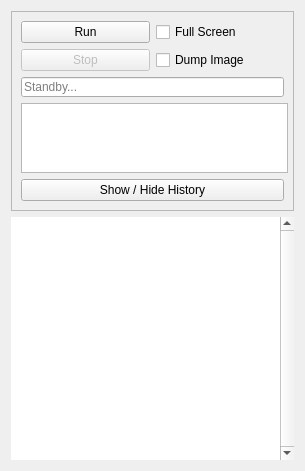
Above: qtUI/Runner.ui from jupiterbjy/python-macro-practice before the change. Below: the same form after it.
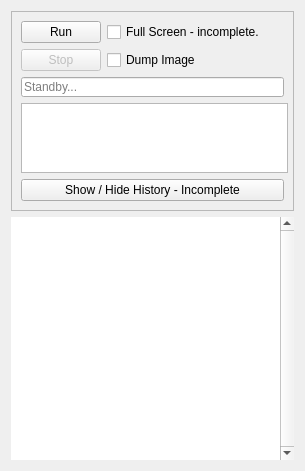
That is the form after the change.

```diff
--- a/qtUI/Runner.ui
+++ b/qtUI/Runner.ui
@@ -80,8 +80,14 @@
         </item>
         <item row="0" column="1">
          <widget class="QCheckBox" name="fullScreenCheck">
+          <property name="minimumSize">
+           <size>
+            <width>180</width>
+            <height>0</height>
+           </size>
+          </property>
           <property name="text">
-           <string>Full Screen</string>
+           <string>Full Screen - incomplete.</string>
           </property>
          </widget>
         </item>
@@ -177,7 +183,7 @@
          </sizepolicy>
         </property>
         <property name="text">
-         <string>Show / Hide History</string>
+         <string>Show / Hide History - Incomplete</string>
         </property>
        </widget>
       </item>
```
